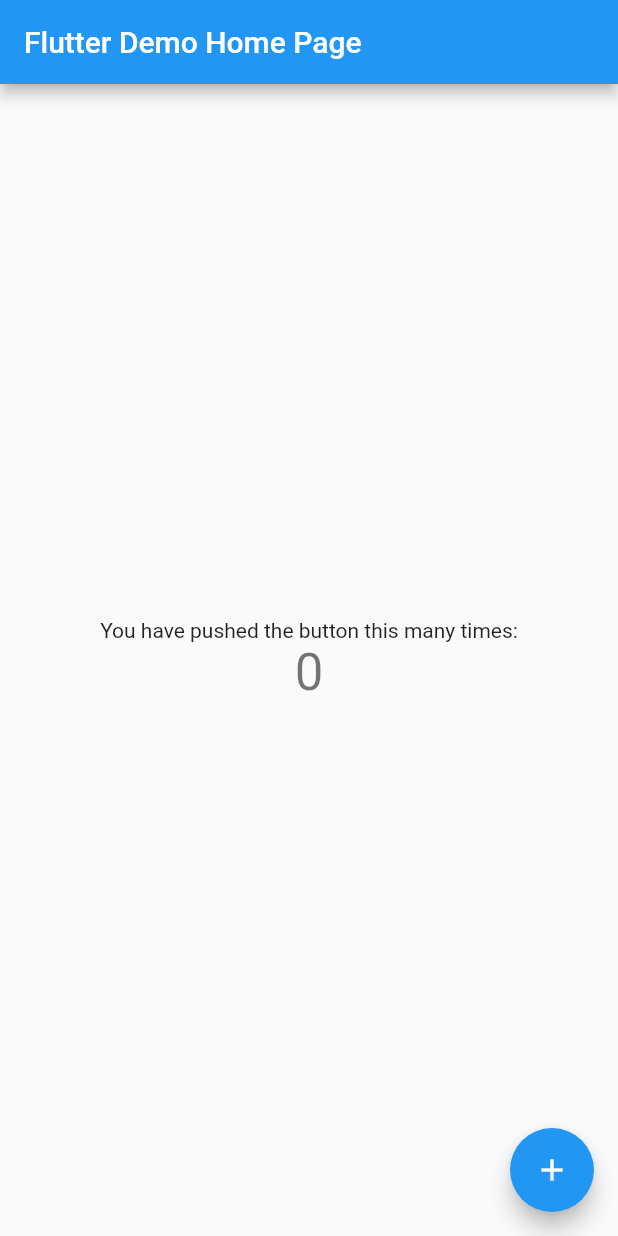
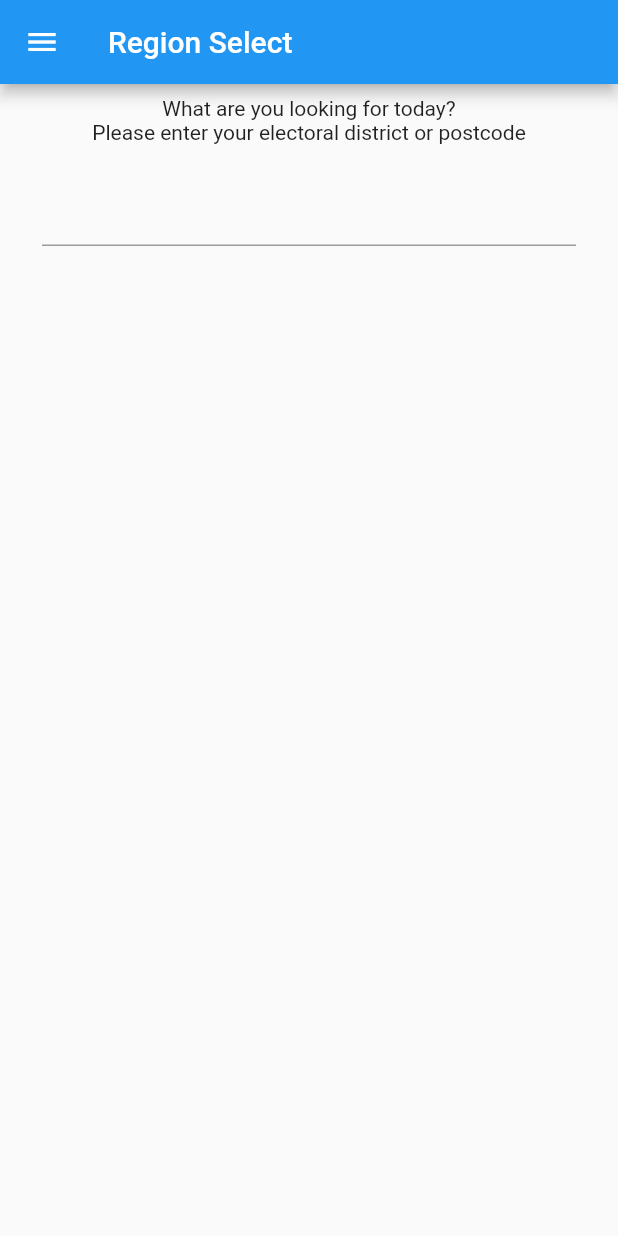
Before and after one commit to Oracen/voter-education, a Flutter app: the screen it shows after launch, on a phone screen of 412 x 824 dp. Run offline on Flutter 3.47's test engine with Material 2 defaults, Android fonts, the phone set to English and light mode, and no system bars.

Commit message:
Initial lookup page in place

```diff
--- /dev/null
+++ b/voter_education/assets/dummy_data/districts.json
@@ -0,0 +1,22 @@
+{
+  "districts": [
+    {
+      "name": "Alpha",
+      "id": 0,
+      "region": "Big",
+      "postcode": 2905
+    },
+    {
+      "name": "Beta",
+      "id": 1,
+      "region": "Small",
+      "postcode": 4067
+    },
+    {
+      "name": "Delta",
+      "id": 1,
+      "region": "Small",
+      "postcode": 4067
+    }
+  ]
+}
--- /dev/null
+++ b/voter_education/lib/interfaces/regions/base.dart
@@ -0,0 +1,38 @@
+import 'package:flutter/cupertino.dart';
+
+@immutable
+class District {
+  final String name;
+  final int id;
+  final int postcode;
+  final String region;
+
+  District(
+      {required this.name,
+      required this.id,
+      required this.postcode,
+      required this.region});
+
+  @override
+  String toString() {
+    return '$name, $region';
+  }
+
+  factory District.fromJson(Map<String, dynamic> parsedJson) {
+    return District(
+        name: parsedJson['name'] as String,
+        id: parsedJson['id'],
+        postcode: parsedJson['postcode'],
+        region: parsedJson['region'] as String);
+  }
+  @override
+  bool operator ==(Object other) {
+    if (other.runtimeType != runtimeType) {
+      return false;
+    }
+    return other is District && other.name == name && other.id == id;
+  }
+
+  @override
+  int get hashCode => hashValues(region, name, id);
+}
--- a/voter_education/lib/main.dart
+++ b/voter_education/lib/main.dart
@@ -1,4 +1,6 @@
 import 'package:flutter/material.dart';
+import 'package:voter_education/pages/region_select/region_select.dart';
+import 'package:voter_education/pages/settings_menu/settings_menu.dart';
 
 void main() {
   runApp(MyApp());
@@ -9,105 +11,15 @@ class MyApp extends StatelessWidget {
   @override
   Widget build(BuildContext context) {
     return MaterialApp(
-      title: 'Flutter Demo',
+      title: 'An Informed Electorate',
       theme: ThemeData(
-        // This is the theme of your application.
-        //
-        // Try running your application with "flutter run". You'll see the
-        // application has a blue toolbar. Then, without quitting the app, try
-        // changing the primarySwatch below to Colors.green and then invoke
-        // "hot reload" (press "r" in the console where you ran "flutter run",
-        // or simply save your changes to "hot reload" in a Flutter IDE).
-        // Notice that the counter didn't reset back to zero; the application
-        // is not restarted.
         primarySwatch: Colors.blue,
       ),
-      home: MyHomePage(title: 'Flutter Demo Home Page'),
+      home: RegionSelect(),
+      routes: <String, WidgetBuilder>{
+        RegionSelect.route: (context) => RegionSelect(),
+        SettingsMenu.route: (context) => SettingsMenu(),
+      },
     );
   }
 }
-
-class MyHomePage extends StatefulWidget {
-  MyHomePage({Key? key, required this.title}) : super(key: key);
-
-  // This widget is the home page of your application. It is stateful, meaning
-  // that it has a State object (defined below) that contains fields that affect
-  // how it looks.
-
-  // This class is the configuration for the state. It holds the values (in this
-  // case the title) provided by the parent (in this case the App widget) and
-  // used by the build method of the State. Fields in a Widget subclass are
-  // always marked "final".
-
-  final String title;
-
-  @override
-  _MyHomePageState createState() => _MyHomePageState();
-}
-
-class _MyHomePageState extends State<MyHomePage> {
-  int _counter = 0;
-
-  void _incrementCounter() {
-    setState(() {
-      // This call to setState tells the Flutter framework that something has
-      // changed in this State, which causes it to rerun the build method below
-      // so that the display can reflect the updated values. If we changed
-      // _counter without calling setState(), then the build method would not be
-      // called again, and so nothing would appear to happen.
-      _counter++;
-    });
-  }
-
-  @override
-  Widget build(BuildContext context) {
-    // This method is rerun every time setState is called, for instance as done
-    // by the _incrementCounter method above.
-    //
-    // The Flutter framework has been optimized to make rerunning build methods
-    // fast, so that you can just rebuild anything that needs updating rather
-    // than having to individually change instances of widgets.
-    return Scaffold(
-      appBar: AppBar(
-        // Here we take the value from the MyHomePage object that was created by
-        // the App.build method, and use it to set our appbar title.
-        title: Text(widget.title),
-      ),
-      body: Center(
-        // Center is a layout widget. It takes a single child and positions it
-        // in the middle of the parent.
-        child: Column(
-          // Column is also a layout widget. It takes a list of children and
-          // arranges them vertically. By default, it sizes itself to fit its
-          // children horizontally, and tries to be as tall as its parent.
-          //
-          // Invoke "debug painting" (press "p" in the console, choose the
-          // "Toggle Debug Paint" action from the Flutter Inspector in Android
-          // Studio, or the "Toggle Debug Paint" command in Visual Studio Code)
-          // to see the wireframe for each widget.
-          //
-          // Column has various properties to control how it sizes itself and
-          // how it positions its children. Here we use mainAxisAlignment to
-          // center the children vertically; the main axis here is the vertical
-          // axis because Columns are vertical (the cross axis would be
-          // horizontal).
-          mainAxisAlignment: MainAxisAlignment.center,
-          children: <Widget>[
-            Text(
-              'You have pushed the button this many times:',
-            ),
-            Text(
-              '$_counter',
-              style: Theme.of(context).textTheme.headline4,
-            ),
-          ],
-        ),
-      ),
-      floatingActionButton: FloatingActionButton(
-        onPressed: _incrementCounter,
-        tooltip: 'Increment',
-        child: Icon(Icons.add),
-      ), // This trailing comma makes auto-formatting nicer for build methods.
-    );
-  }
-}
--- /dev/null
+++ b/voter_education/lib/pages/region_select/region_select.dart
@@ -0,0 +1,30 @@
+import 'package:flutter/material.dart';
+import 'package:flutter/widgets.dart';
+import 'package:voter_education/widgets/drawer.dart';
+import 'package:voter_education/widgets/inputs/autocomplete_districts.dart';
+
+class RegionSelect extends StatelessWidget {
+  static const String title = "Region Select";
+  static const String route = '/region';
+
+  @override
+  Widget build(BuildContext context) {
+    return Scaffold(
+      appBar: AppBar(title: Text(RegionSelect.title)),
+      drawer: buildDrawer(context, route),
+      body: Padding(
+        padding: EdgeInsets.all(8.0),
+        child: Column(
+          children: [
+            Center(child: Text("What are you looking for today?")),
+            Center(
+                child:
+                    Text("Please enter your electoral district or postcode")),
+            Padding(
+                padding: EdgeInsets.all(20.0), child: AutocompleteDistricts())
+          ],
+        ),
+      ),
+    );
+  }
+}
--- /dev/null
+++ b/voter_education/lib/services/main_data/district_loader.dart
@@ -0,0 +1,21 @@
+import 'dart:convert';
+import 'package:flutter/services.dart';
+import 'package:voter_education/interfaces/regions/base.dart';
+
+class DistrictLoader {
+  List<District> data = [];
+  Future load() async {
+    try {
+      data = [];
+      String jsonString =
+          await rootBundle.loadString('assets/dummy_data/districts.json');
+      Map parsedJson = json.decode(jsonString);
+      var categoryJson = parsedJson['districts'] as List;
+      for (int i = 0; i < categoryJson.length; i++) {
+        data.add(new District.fromJson(categoryJson[i]));
+      }
+    } catch (e) {
+      print(e);
+    }
+  }
+}
--- /dev/null
+++ b/voter_education/lib/utils/string_parsing.dart
@@ -0,0 +1,4 @@
+bool stringIsNumeric(String s) {
+  final numericRegex = RegExp(r'^-?(([0-9]*)|(([0-9]*)\.([0-9]*)))$');
+  return numericRegex.hasMatch(s);
+}
--- /dev/null
+++ b/voter_education/lib/widgets/drawer.dart
@@ -0,0 +1,48 @@
+import 'package:flutter/material.dart';
+import 'package:voter_education/pages/region_select/region_select.dart';
+import 'package:voter_education/pages/settings_menu/settings_menu.dart';
+
+Widget _buildMenuItem(
+    BuildContext context, Widget title, String routeName, String currentRoute) {
+  var isSelected = routeName == currentRoute;
+
+  return ListTile(
+    title: title,
+    selected: isSelected,
+    onTap: () {
+      if (isSelected) {
+        Navigator.pop(context);
+      } else {
+        Navigator.pushReplacementNamed(context, routeName);
+      }
+    },
+  );
+}
+
+Drawer buildDrawer(BuildContext context, String currentRoute) {
+  return Drawer(
+    child: ListView(
+      children: <Widget>[
+        const DrawerHeader(
+          child: Center(
+            child: Text('Main Menu'),
+          ),
+        ),
+        _buildMenuItem(
+          context,
+          const Text('My Dashboard'),
+          RegionSelect.route,
+          currentRoute,
+        ),
+        SizedBox(height: 20),
+        _buildMenuItem(
+          context,
+          const Text('Settings'),
+          SettingsMenu.route,
+          currentRoute,
+        ),
+        SizedBox(height: 20),
+      ],
+    ),
+  );
+}
--- /dev/null
+++ b/voter_education/lib/widgets/inputs/autocomplete_districts.dart
@@ -0,0 +1,46 @@
+import 'dart:convert';
+import 'package:flutter/material.dart';
+import 'package:flutter/services.dart';
+import 'package:voter_education/interfaces/regions/base.dart';
+import 'package:voter_education/services/main_data/district_loader.dart';
+import 'package:voter_education/utils/string_parsing.dart';
+
+class AutocompleteDistricts extends StatelessWidget {
+  AutocompleteDistricts({Key? key}) : super(key: key);
+  DistrictLoader districts = new DistrictLoader();
+
+  static String _displayStringForOption(District option) {
+    return '${option.name}     -     ${option.postcode} (${option.region})';
+  }
+
+  @override
+  Widget build(BuildContext context) {
+    districts.load();
+    return Autocomplete<District>(
+      displayStringForOption: _displayStringForOption,
+      optionsBuilder: (TextEditingValue textEditingValue) {
+        if (textEditingValue.text == '') {
+          return const Iterable<District>.empty();
+        }
+        if (stringIsNumeric(textEditingValue.text)) {
+          return districts.data.where((District option) {
+            return option.postcode
+                .toString()
+                .contains(textEditingValue.text.toLowerCase());
+          });
+        } else {
+          return districts.data.where((District option) {
+            return option.name
+                .toString()
+                .toLowerCase()
+                .contains(textEditingValue.text.toLowerCase());
+          });
+        }
+      },
+      onSelected: (District selection) {
+        // TODO: Pass vals into routes
+        print('You just selected ${_displayStringForOption(selection)}');
+      },
+    );
+  }
+}
--- a/voter_education/pubspec.yaml
+++ b/voter_education/pubspec.yaml
@@ -23,6 +23,7 @@ environment:
 dependencies:
   flutter:
     sdk: flutter
+  autocomplete_textfield: ^1.6.4
 
 
   # The following adds the Cupertino Icons font to your application.
@@ -48,6 +49,8 @@ flutter:
   # assets:
   #   - images/a_dot_burr.jpeg
   #   - images/a_dot_ham.jpeg
+  assets:
+    - assets/dummy_data/districts.json
 
   # An image asset can refer to one or more resolution-specific "variants", see
   # https://flutter.dev/assets-and-images/#resolution-aware.
```
Also changed, not shown: voter_education/lib/pages/settings_menu/settings_menu.dart (added, +17 -0 lines).
